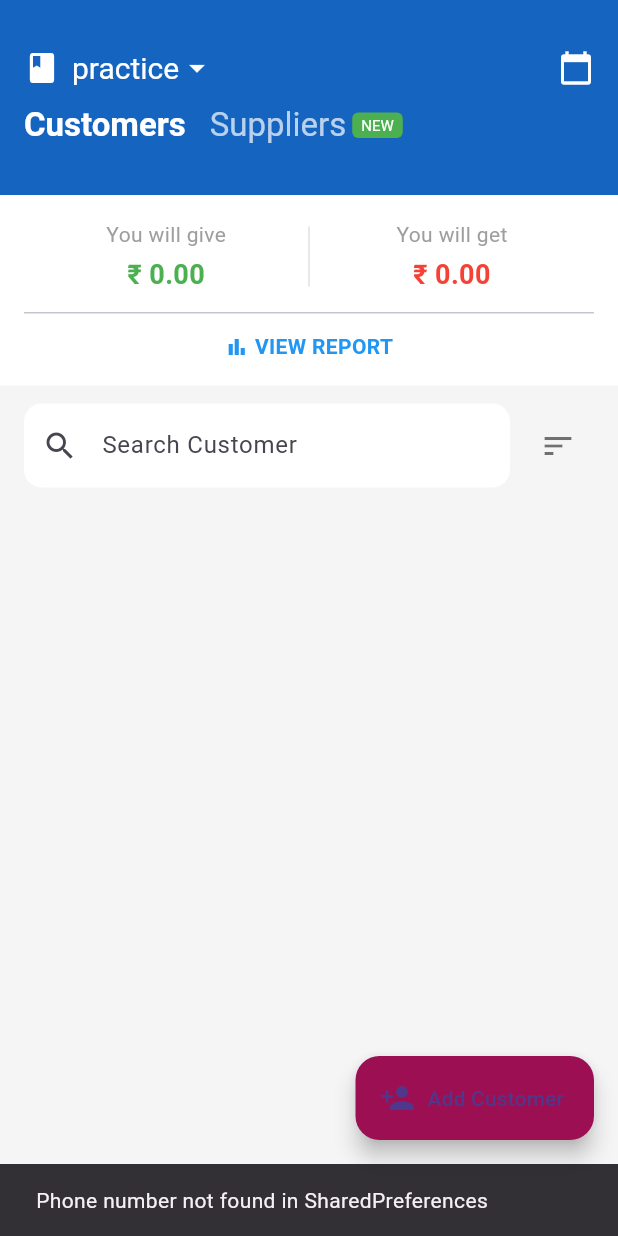
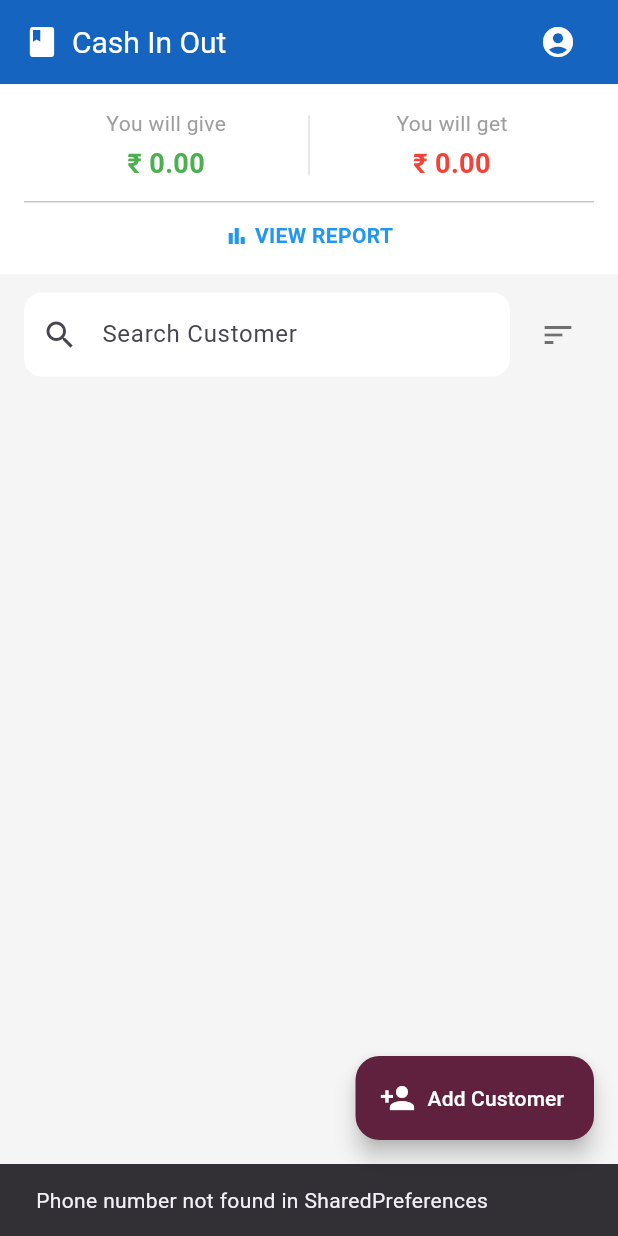
Before and after one commit to amitkanjariya/cash-in-out, a Flutter app: the CustomerListPage screen opened directly, on a phone screen of 412 x 824 dp. Run offline on Flutter 3.47's test engine with Material 3 defaults, Android fonts, the phone set to English and light mode, and no system bars; our stand-ins replace image_picker, shared_preferences; accounts and stored records are empty.

Commit message:
fetching data transacations and search functionality

```diff
--- a/lib/screens/homepage.dart
+++ b/lib/screens/homepage.dart
@@ -1,5 +1,6 @@
 import 'dart:convert';
 import 'package:cashinout/models/transaction_model.dart';
+import 'package:cashinout/screens/profilepage.dart';
 import 'package:cashinout/utils/constants.dart';
 import 'package:flutter/material.dart';
 import 'package:shared_preferences/shared_preferences.dart';
@@ -185,8 +186,12 @@ class _CustomerListPageState extends State<CustomerListPage> {
       searchQuery = query.toLowerCase();
       filteredTransactions =
           transactions.where((tx) {
-            return tx.contactName.toLowerCase().contains(searchQuery);
+            final query = searchQuery.toLowerCase();
+            return tx.contactName.toLowerCase().contains(query) ||
+                tx.contactPhone.toLowerCase().contains(query) ||
+                tx.amount.toString().toLowerCase().contains(query);
           }).toList();
+
       sortTransactions(selectedSort);
     });
   }
@@ -197,64 +202,34 @@ class _CustomerListPageState extends State<CustomerListPage> {
       backgroundColor: Colors.grey[100],
       appBar: AppBar(
         backgroundColor: const Color(0xFF1565C0),
-        toolbarHeight: 130,
         elevation: 0,
         automaticallyImplyLeading: false,
-        title: Column(
-          crossAxisAlignment: CrossAxisAlignment.start,
+        title: Row(
+          mainAxisAlignment: MainAxisAlignment.spaceBetween,
           children: [
-            Row(
-              children: const [
+            const Row(
+              children: [
                 Icon(Icons.book, color: Colors.white),
                 SizedBox(width: 8),
                 Text(
-                  'practice',
+                  'Cash In Out',
                   style: TextStyle(color: Colors.white, fontSize: 20),
                 ),
-                Icon(Icons.arrow_drop_down, color: Colors.white),
-                Spacer(),
-                Icon(Icons.calendar_today, color: Colors.white),
               ],
             ),
-            SizedBox(height: 12),
-            Row(
-              children: [
-                const Text(
-                  'Customers',
-                  style: TextStyle(
-                    color: Colors.white,
-                    fontWeight: FontWeight.bold,
-                  ),
-                ),
-                const SizedBox(width: 16),
-                Row(
-                  children: [
-                    const Text(
-                      'Suppliers',
-                      style: TextStyle(color: Colors.white70),
-                    ),
-                    const SizedBox(width: 4),
-                    Container(
-                      padding: const EdgeInsets.symmetric(
-                        horizontal: 6,
-                        vertical: 2,
-                      ),
-                      decoration: BoxDecoration(
-                        color: Colors.green,
-                        borderRadius: BorderRadius.circular(4),
-                      ),
-                      child: const Text(
-                        'NEW',
-                        style: TextStyle(color: Colors.white, fontSize: 10),
-                      ),
-                    ),
-                  ],
-                ),
-              ],
+            IconButton(
+              icon: const Icon(Icons.account_circle, color: Colors.white),
+              onPressed: () {
+                Navigator.push(
+                  context,
+                  MaterialPageRoute(builder: (context) => const ProfilePage()),
+                );
+              },
             ),
           ],
         ),
       ),
+
       body: Column(
         children: [
           buildTopCard(context),
@@ -299,9 +274,12 @@ class _CustomerListPageState extends State<CustomerListPage> {
             MaterialPageRoute(builder: (context) => const AddCustomerPage()),
           );
         },
-        backgroundColor: const Color(0xFF9C0F53),
-        icon: const Icon(Icons.person_add),
-        label: const Text('Add Customer'),
+        backgroundColor: const Color.fromARGB(255, 96, 33, 63),
+        icon: const Icon(Icons.person_add, color: Colors.white),
+        label: const Text(
+          'Add Customer',
+          style: TextStyle(color: Colors.white),
+        ),
       ),
     );
   }
```
